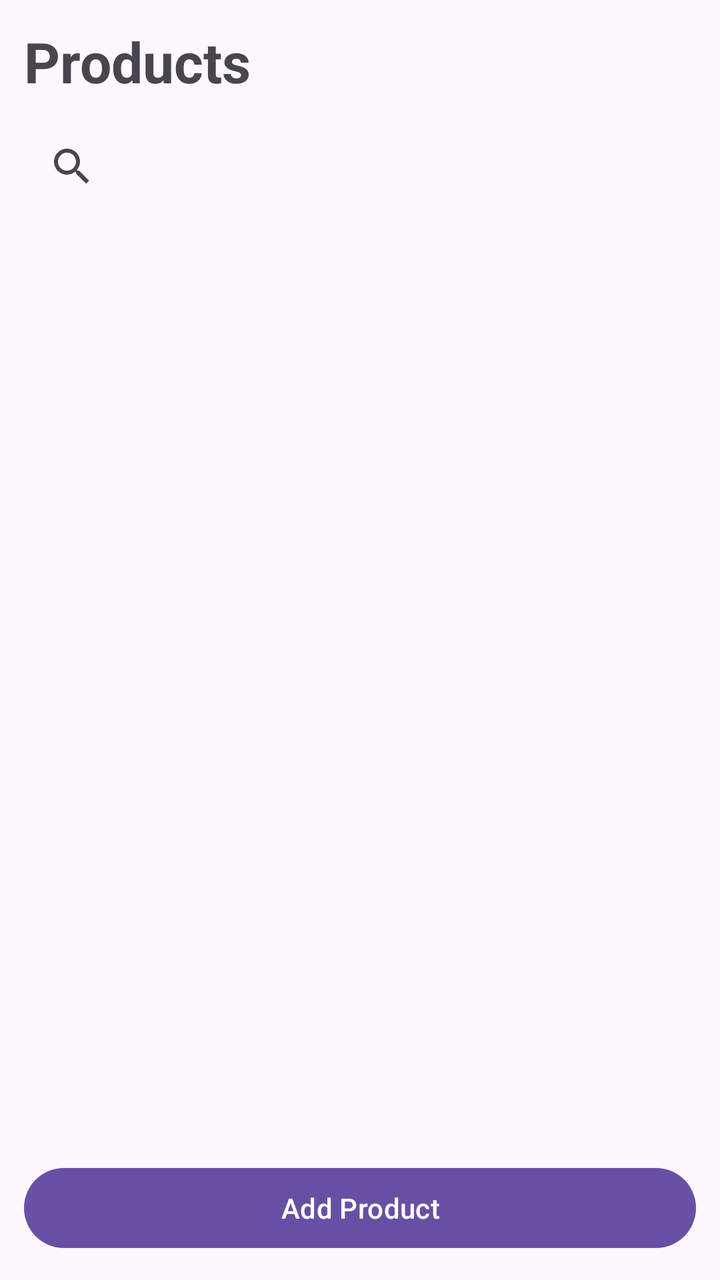
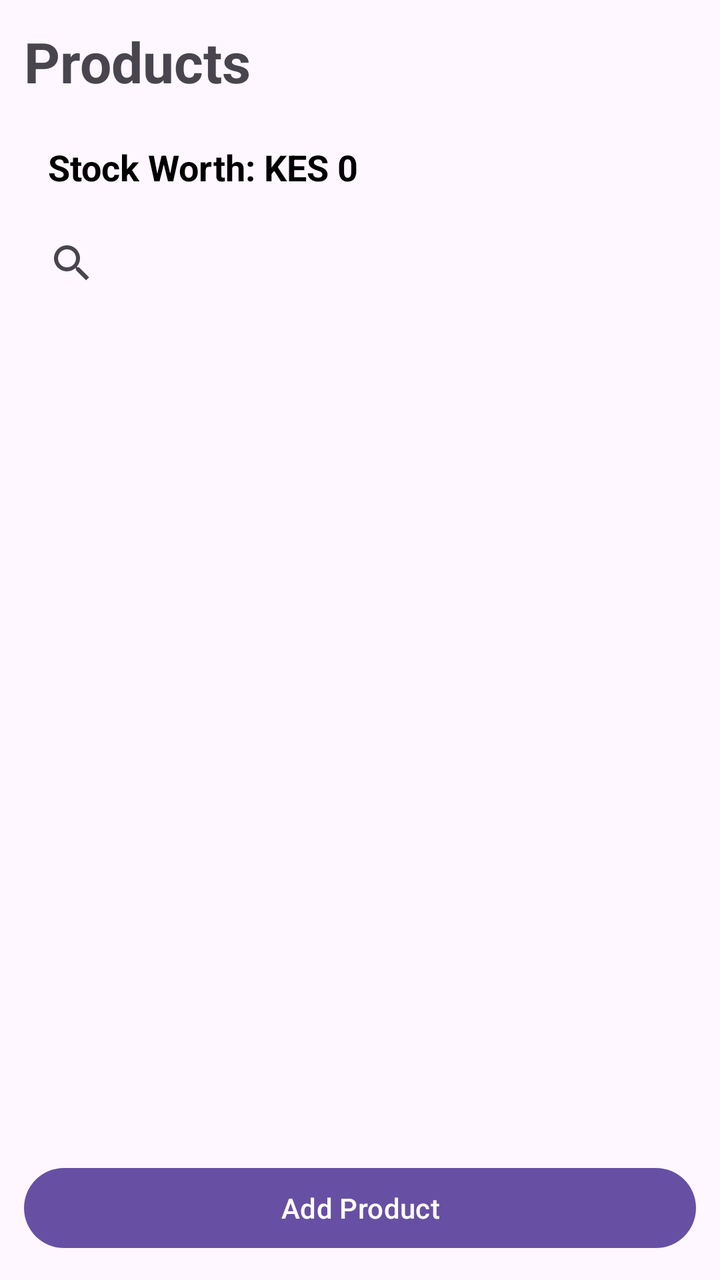

Before-and-after screenshots of an Android layout around one commit, followed by the original layout XML and the change that was made.
<!-- AndroidManifest.xml: application theme Theme._10 -->
<!-- res/layout/activity_product.xml -->
<?xml version="1.0" encoding="utf-8"?>
<LinearLayout
    xmlns:android="http://schemas.android.com/apk/res/android"
    xmlns:app="http://schemas.android.com/apk/res-auto"
    android:layout_width="match_parent"
    android:layout_height="match_parent"
    android:orientation="vertical"
    android:padding="12dp">

    
    <TextView
        android:layout_width="wrap_content"
        android:layout_height="wrap_content"
        android:text="Products"
        android:textSize="28sp"
        android:textStyle="bold"
        android:layout_marginBottom="10dp"/>

    
    <SearchView
        android:id="@+id/searchView"
        android:layout_width="match_parent"
        android:layout_height="wrap_content"
        android:queryHint="Search products..."
        android:layout_marginBottom="12dp"/>

    
    <androidx.recyclerview.widget.RecyclerView
        android:id="@+id/recyclerProducts"
        android:layout_width="match_parent"
        android:layout_height="0dp"
        android:layout_weight="1"/>
    <Button
        android:id="@+id/btnAddProduct"
        android:layout_width="match_parent"
        android:layout_height="wrap_content"
        android:text="Add Product"/>
</LinearLayout>
<!-- resources referenced by this layout -->
<resources>
  <style name="Theme._10" parent="Base.Theme._10" />
  <style name="Base.Theme._10" parent="Theme.Material3.DayNight.NoActionBar">
          
          
      </style>
</resources>

<!-- the commit's change to res/layout/activity_product.xml (unified diff, before → after) -->
@@ -15,6 +15,15 @@
         android:textSize="28sp"
         android:textStyle="bold"
         android:layout_marginBottom="10dp"/>
+    <TextView
+        android:id="@+id/tvStockWorth"
+        android:layout_width="match_parent"
+        android:layout_height="wrap_content"
+        android:text="Stock Worth: KES 0"
+        android:textSize="18sp"
+        android:textStyle="bold"
+        android:padding="12dp"
+        android:textColor="#000000"/>
 
     
     <SearchView
